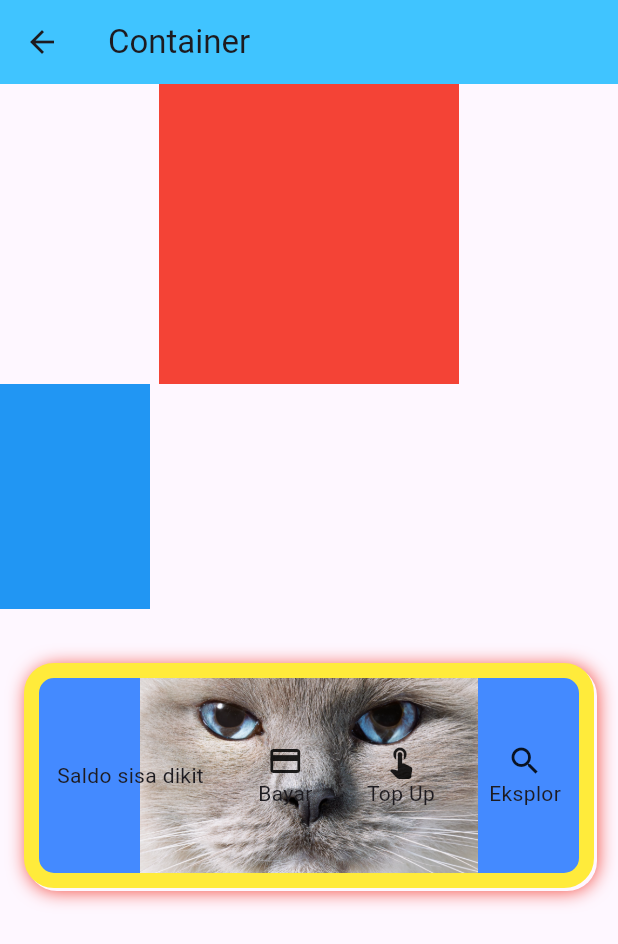
After one commit to AAISkuy/latihan_flutter_dasar, a Flutter app: the sandBox screen opened directly, on a phone screen of 412 x 824 dp. The commit adds this screen. Shown: the top 944 px of the screen. Run offline on Flutter 3.47's test engine with Material 3 defaults, Android fonts, the phone set to English and light mode, and no system bars.

Commit message:
Update pertemuan 8 upload gambar dan belajar paddingn sizedbox

```diff
--- /dev/null
+++ b/lib/latihan2Flutter.dart
@@ -0,0 +1,12 @@
+import 'package:flutter/material.dart';
+
+class layoutKomp extends StatelessWidget {
+  const layoutKomp({super.key});
+
+  @override
+  Widget build(BuildContext context) {
+    return Scaffold(
+
+    );
+  }
+}
--- /dev/null
+++ b/lib/latihandasar.dart
@@ -0,0 +1,62 @@
+import 'package:flutter/material.dart';
+
+class sandBox extends StatelessWidget {
+  const sandBox({super.key});
+
+  @override
+  Widget build(BuildContext context) {
+    return Scaffold(
+      appBar: AppBar(
+        title: Text("Container"),
+        backgroundColor: Colors.lightBlueAccent,
+      ),
+      body: Column(
+        children: [
+          Container(height: 200, width: 200, color: Colors.red),
+          Row(
+            children: [Container(height: 150, width: 100, color: Colors.blue)],
+          ),
+          SizedBox(height: 20),
+          Container(
+            padding: EdgeInsets.all(12),
+            margin: EdgeInsets.all(16),
+            height: 150,
+            width: double.infinity,
+            decoration: BoxDecoration(
+              image: DecorationImage(
+                image: AssetImage("assets/images/Birman-cat.webp")),
+              color: Colors.blueAccent,
+              borderRadius: BorderRadius.circular(20),
+              border: Border.all(color: Colors.yellow, width: 10),
+
+              boxShadow: [
+                BoxShadow(
+                  offset: Offset(2, 2),
+                  blurStyle: BlurStyle.outer,
+
+                  color: Colors.red,
+                  blurRadius: 10,
+                ),
+              ],
+            ),
+            child: Column(
+              mainAxisAlignment: MainAxisAlignment.center,
+              children: [
+                Row(
+                  crossAxisAlignment: CrossAxisAlignment.center,
+                  mainAxisAlignment: MainAxisAlignment.spaceBetween,
+                  children: [
+                    Text("Saldo sisa dikit"),
+                    Column(children: [Icon(Icons.payment), Text("Bayar")]),
+                    Column(children: [Icon(Icons.touch_app), Text("Top Up")]),
+                    Column(children: [Icon(Icons.search), Text("Eksplor")]),
+                  ],
+                ),
+              ],
+            ),
+          ),
+        ],
+      ),
+    );
+  }
+}
--- a/lib/main.dart
+++ b/lib/main.dart
@@ -1,5 +1,5 @@
 import 'package:flutter/material.dart';
-import 'package:latihan_flutter_dasar/scaffold.dart';
+import 'package:latihan_flutter_dasar/latihan2Flutter.dart';
 
 void main() {
   runApp(const MyApp());
@@ -31,7 +31,7 @@ class MyApp extends StatelessWidget {
         // tested with just a hot reload.
         colorScheme: .fromSeed(seedColor: Colors.deepPurple),
       ),
-      home: scaffold(),
+      home: layoutKomp(),
     );
   }
 }
--- a/pubspec.yaml
+++ b/pubspec.yaml
@@ -58,8 +58,8 @@ flutter:
   uses-material-design: true
 
   # To add assets to your application, add an assets section, like this:
-  # assets:
-  #   - images/a_dot_burr.jpeg
+  assets:
+   - assets/images/Birman-cat.webp
   #   - images/a_dot_ham.jpeg
 
   # An image asset can refer to one or more resolution-specific "variants", see
```
Also changed, not shown: assets/images/Birman-cat.webp (added).
